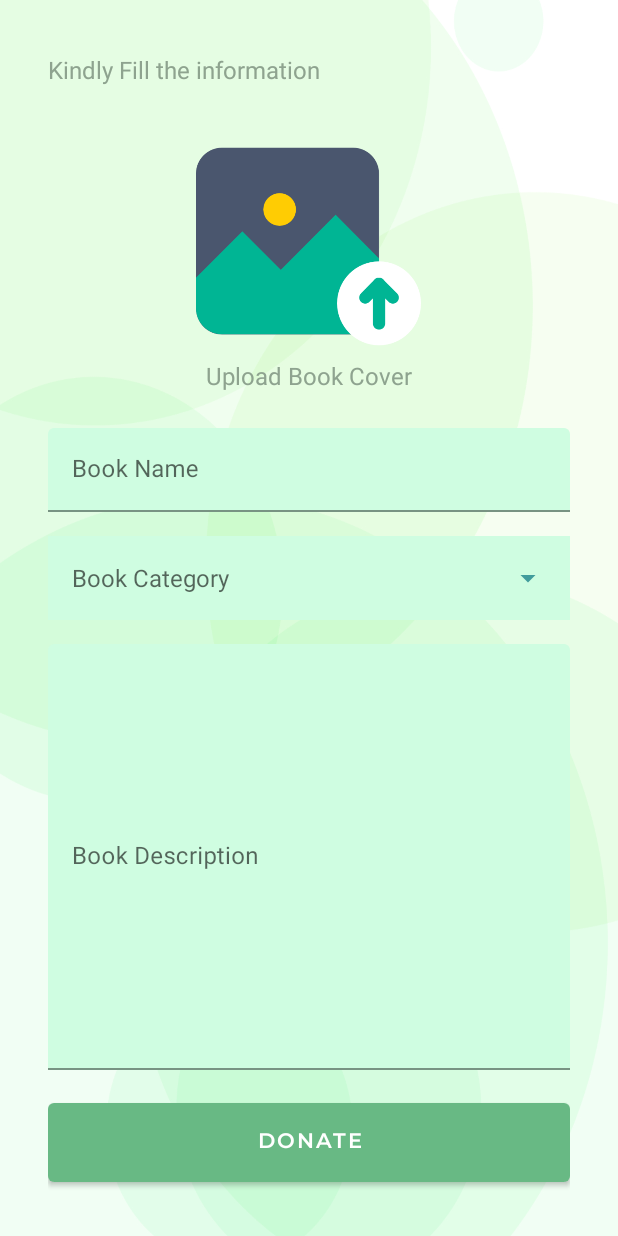
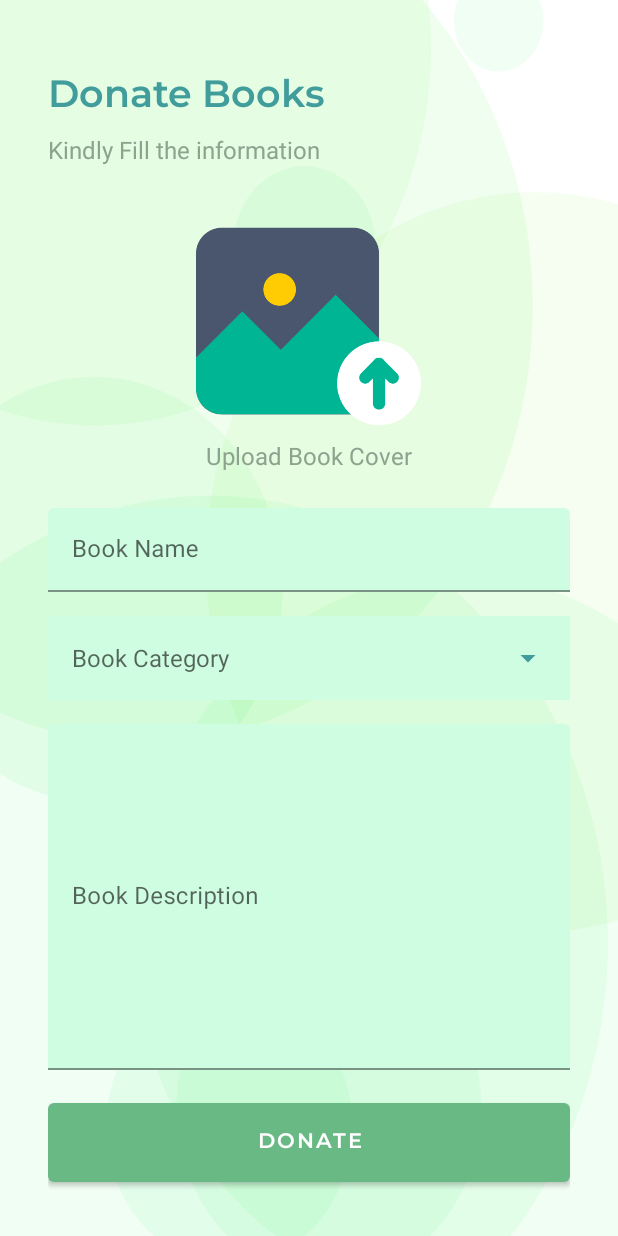
Before and after one commit to shradhayy/GSC2023, an Android app: the UploadFragment screen opened through its navigation route, on a phone screen of 412 x 824 dp. Run offline under Robolectric (Android 15) with nearby library versions, the phone set to English and light mode, and no system bars; our stand-ins replace navigation-ui.

Commit message:
fix: missing title

```diff
--- a/app/src/main/res/layout/fragment_upload.xml
+++ b/app/src/main/res/layout/fragment_upload.xml
@@ -10,7 +10,14 @@
     android:paddingVertical="30dp"
     tools:context=".fragments.nav.UploadFragment">
 
-  donate_books
+    <TextView
+        android:layout_width="wrap_content"
+        android:layout_height="wrap_content"
+        android:layout_marginTop="16dp"
+        android:fontFamily="@font/montserrat"
+        android:text="@string/donate_books"
+        android:textColor="@color/colorGreenDark"
+        android:textSize="25sp" />
 
     <TextView
         android:layout_width="wrap_content"
```
